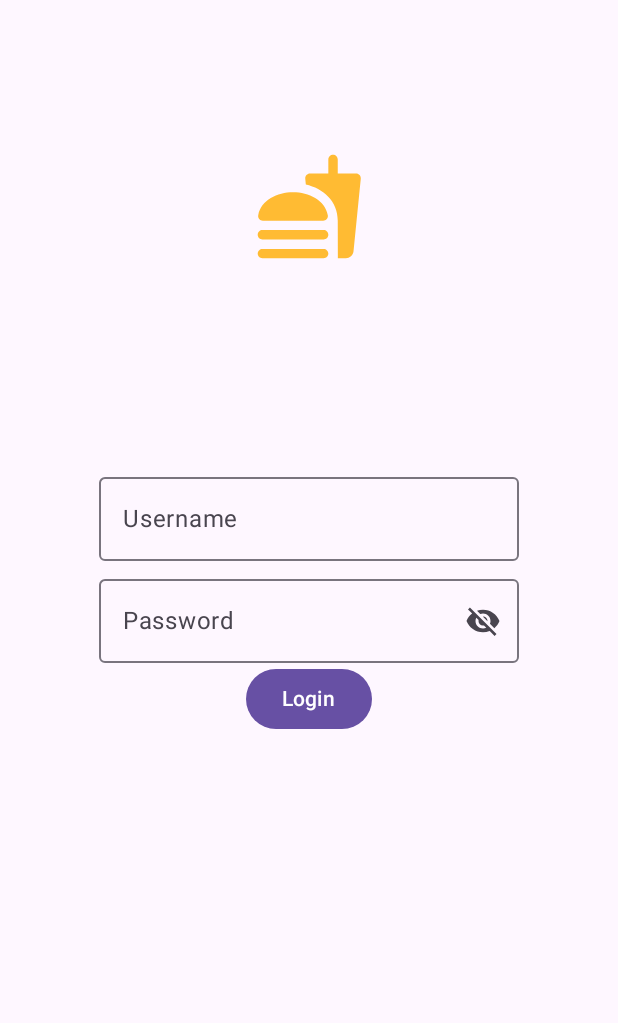
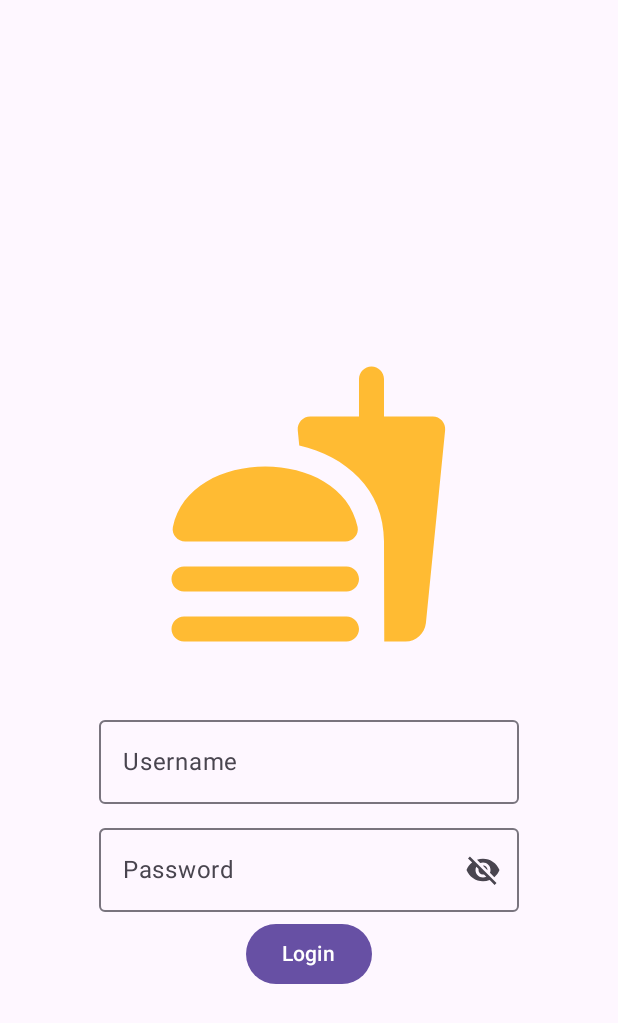
Before and after one commit to vsnappy1/CS473-Mobile-Device-Programming, an Android app built with Jetpack Compose: the screen it shows after launch (MainActivity), on a phone screen of 412 x 824 dp. Shown: the top 1023 px of the screen. Run offline under Robolectric (Android 15) with nearby library versions, the phone set to English and light mode, and no system bars; our stand-ins replace livedata-compose; libraries missing offline, so code that uses them is left out: com.example.compose.

Commit message:
Minor improvements.

```diff
--- a/app/src/main/AndroidManifest.xml
+++ b/app/src/main/AndroidManifest.xml
@@ -9,9 +9,9 @@
         android:allowBackup="true"
         android:dataExtractionRules="@xml/data_extraction_rules"
         android:fullBackupContent="@xml/backup_rules"
-        android:icon="@mipmap/ic_launcher"
+        android:icon="@drawable/round_fastfood_24"
         android:label="@string/app_name"
-        android:roundIcon="@mipmap/ic_launcher_round"
+        android:roundIcon="@drawable/round_fastfood_24"
         android:supportsRtl="true"
         android:theme="@style/Theme.MDP"
         tools:targetApi="31">
--- a/app/src/main/java/com/kumar/mdp/screen/LoginScreen.kt
+++ b/app/src/main/java/com/kumar/mdp/screen/LoginScreen.kt
@@ -5,6 +5,7 @@ import androidx.compose.foundation.Image
 import androidx.compose.foundation.layout.Arrangement
 import androidx.compose.foundation.layout.Box
 import androidx.compose.foundation.layout.Column
+import androidx.compose.foundation.layout.Spacer
 import androidx.compose.foundation.layout.fillMaxSize
 import androidx.compose.foundation.layout.height
 import androidx.compose.foundation.layout.padding
@@ -51,18 +52,19 @@ fun LoginScreen(onUserLoggedIn: () -> Unit) {
     val uiState by viewModel.uiState.observeAsState(LoginScreenUiState())
 
     Box(modifier = Modifier.fillMaxSize(), contentAlignment = Alignment.Center) {
-        Image(
-            modifier = Modifier
-                .padding(top = 100.dp)
-                .size(75.dp)
-                .align(Alignment.TopCenter),
-            painter = painterResource(id = R.drawable.round_fastfood_24),
-            contentDescription = "Image"
-        )
+
         Column(
             horizontalAlignment = Alignment.CenterHorizontally,
-            verticalArrangement = Arrangement.spacedBy(4.dp)
+            verticalArrangement = Arrangement.spacedBy(8.dp)
         ) {
+            Image(
+                modifier = Modifier
+                    .padding(top = 100.dp)
+                    .size(200.dp),
+                painter = painterResource(id = R.drawable.round_fastfood_24),
+                contentDescription = "Image"
+            )
+            Spacer(modifier = Modifier.height(20.dp))
             UsernameField(
                 value = uiState.username,
                 onValueChange = { viewModel.onUsernameChange(it) },
--- a/app/src/main/res/values/strings.xml
+++ b/app/src/main/res/values/strings.xml
@@ -1,4 +1,4 @@
 <resources>
-    <string name="app_name">MDP</string>
+    <string name="app_name">FoodiePal</string>
     <string name="description_recipe_image">Recipe Image</string>
 </resources>
```
